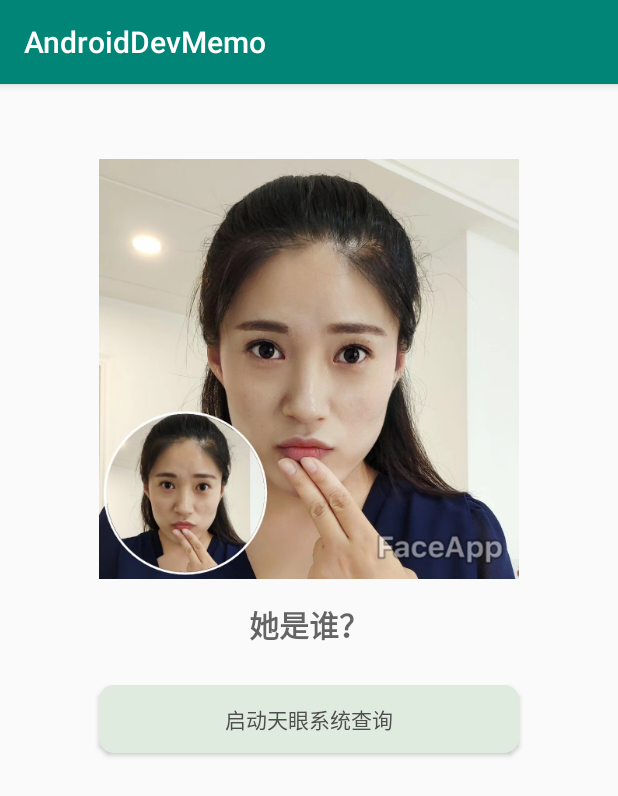
After one commit to shusheng007/AndroidDevMemo, an Android app: the CoroutinesActivity screen opened directly, with no data from a screen before it, on a phone screen of 412 x 824 dp. The commit adds this screen. Shown: the top 796 px of the screen. Run offline under Robolectric (Android 15) with nearby library versions, the phone set to English and light mode, and no system bars.

Commit message:
feature：coroutines

```diff
--- a/app/src/main/AndroidManifest.xml
+++ b/app/src/main/AndroidManifest.xml
@@ -18,7 +18,8 @@
         android:roundIcon="@mipmap/ic_launcher_round"
         android:supportsRtl="true"
         android:theme="@style/AppTheme">
-        <activity android:name=".permission.PermissionActivity"></activity>
+        <activity android:name=".coroutines.CoroutinesActivity"></activity>
+        <activity android:name=".permission.PermissionActivity" />
         <activity android:name=".databinding.DataBindingActivity" />
         <activity android:name=".animation.MotionActivity" />
         <activity android:name=".architectureComponents.JetpackActivity" />
--- a/app/src/main/java/top/ss007/androiddevmemo/MemoType.kt
+++ b/app/src/main/java/top/ss007/androiddevmemo/MemoType.kt
@@ -16,5 +16,6 @@ enum class MemoType {
     ARCHITECTURE,
     ANIMATION,
     DATA_BINDING,
-    PERMISSION
+    PERMISSION,
+    COROUTINES
 }
--- /dev/null
+++ b/app/src/main/java/top/ss007/androiddevmemo/coroutines/CoroutinesActivity.kt
@@ -0,0 +1,50 @@
+package top.ss007.androiddevmemo.coroutines
+
+import android.animation.ValueAnimator
+import android.os.Bundle
+import android.widget.Button
+import android.widget.ImageView
+import android.widget.TextView
+import androidx.appcompat.app.AppCompatActivity
+import androidx.lifecycle.ViewModelProvider
+import top.ss007.androiddevmemo.R
+
+
+class CoroutinesActivity : AppCompatActivity() {
+
+    private lateinit var viewModel: CoroutinesViewModel
+    private lateinit var tvWomanName: TextView
+    private lateinit var btnSearch: Button
+
+    override fun onCreate(savedInstanceState: Bundle?) {
+        super.onCreate(savedInstanceState)
+        setContentView(R.layout.activity_coroutines)
+        viewModel = ViewModelProvider(this).get(CoroutinesViewModel::class.java)
+        tvWomanName = findViewById(R.id.tv_name)
+        btnSearch = findViewById(R.id.btn_get_name)
+
+        viewModel.nameLiveData.observe(this) {
+            tvWomanName.text = it
+
+            btnSearch.text = "启动天眼系统查询"
+        }
+        btnSearch.setOnClickListener {
+            viewModel.checkTheWomen()
+            btnSearch.text = "天眼系统正常查询中..."
+            animateImage(findViewById<ImageView>(R.id.img_my_wife))
+        }
+    }
+
+    fun animateImage(img: ImageView) {
+        ValueAnimator.ofInt(255, 100, 255).apply {
+            duration = 1500
+            startDelay = 0
+            repeatCount = 1
+            repeatMode = ValueAnimator.REVERSE
+            addUpdateListener {
+                val fraction: Float = it.animatedFraction //当前动画进度
+                img.imageAlpha = it.animatedValue as Int
+            }
+        }.start()
+    }
+}
--- /dev/null
+++ b/app/src/main/res/drawable/btn_bg.xml
@@ -0,0 +1,7 @@
+<?xml version="1.0" encoding="utf-8"?>
+<shape xmlns:android="http://schemas.android.com/apk/res/android"
+    android:shape="rectangle">
+    <corners android:radius="10dp"></corners>
+    <solid android:color="#E0EBDF"/>
+
+</shape>
--- /dev/null
+++ b/app/src/main/res/layout/activity_coroutines.xml
@@ -0,0 +1,45 @@
+<?xml version="1.0" encoding="utf-8"?>
+<androidx.constraintlayout.widget.ConstraintLayout
+    xmlns:android="http://schemas.android.com/apk/res/android"
+    xmlns:app="http://schemas.android.com/apk/res-auto"
+    xmlns:tools="http://schemas.android.com/tools"
+    android:layout_width="match_parent"
+    android:layout_height="match_parent"
+    tools:context=".coroutines.CoroutinesActivity">
+
+    <TextView
+        android:id="@+id/tv_name"
+        android:layout_width="wrap_content"
+        android:layout_height="wrap_content"
+        android:layout_marginTop="15dp"
+        android:inputType="textPersonName"
+        android:hint="她是谁？"
+        app:layout_constraintEnd_toEndOf="parent"
+        app:layout_constraintStart_toStartOf="parent"
+        app:layout_constraintTop_toBottomOf="@+id/img_my_wife"
+        android:textColor="@color/C1"
+        android:textSize="20sp"
+        android:textStyle="bold"/>
+
+    <ImageView
+        android:id="@+id/img_my_wife"
+        android:layout_width="280dp"
+        android:layout_height="280dp"
+        android:layout_marginTop="50dp"
+        app:layout_constraintEnd_toEndOf="parent"
+        app:layout_constraintStart_toStartOf="parent"
+        app:layout_constraintTop_toTopOf="parent"
+        app:srcCompat="@drawable/my_wife" />
+
+    <Button
+        android:id="@+id/btn_get_name"
+        android:layout_width="280dp"
+        android:layout_height="45dp"
+        android:layout_marginTop="25dp"
+        android:text="启动天眼系统查询"
+        app:layout_constraintEnd_toEndOf="parent"
+        app:layout_constraintStart_toStartOf="parent"
+        app:layout_constraintTop_toBottomOf="@+id/tv_name"
+        android:textColor="@color/C1"
+        android:background="@drawable/btn_bg"/>
+</androidx.constraintlayout.widget.ConstraintLayout>
```
Also changed, not shown: app/src/main/java/top/ss007/androiddevmemo/MainActivity.kt (+7 -2 lines), app/src/main/java/top/ss007/androiddevmemo/coroutines/CoroutinesViewModel.kt (added, +42 -0 lines), gradle/wrapper/gradle-wrapper.properties.
